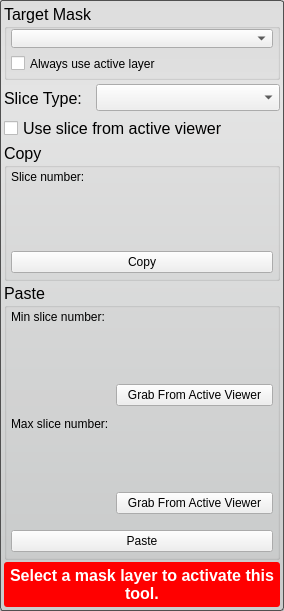
Old version of the form src/Interface/ToolInterface/ClipboardToolInterface.ui in the repository jessdtate/Seg3D.
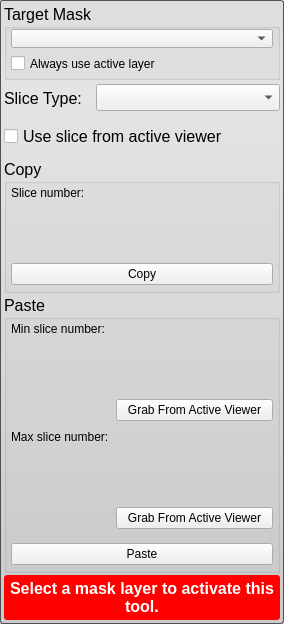
New version of the form. Custom widgets are drawn as their Qt base class.

The edit to the form file:
```diff
--- a/src/Interface/ToolInterface/ClipboardToolInterface.ui
+++ b/src/Interface/ToolInterface/ClipboardToolInterface.ui
@@ -7,7 +7,7 @@
     <x>0</x>
     <y>0</y>
     <width>284</width>
-    <height>600</height>
+    <height>624</height>
    </rect>
   </property>
   <property name="font">
@@ -159,6 +159,9 @@
       <string>Copy</string>
      </property>
      <layout class="QVBoxLayout" name="verticalLayout_5">
+      <property name="spacing">
+       <number>4</number>
+      </property>
       <property name="leftMargin">
        <number>4</number>
       </property>
@@ -169,6 +172,15 @@
        <number>4</number>
       </property>
       <property name="bottomMargin">
+       <number>0</number>
+      </property>
+      <item>
+       <widget class="QWidget" name="choose_slice_widget_" native="true">
+        <layout class="QVBoxLayout" name="verticalLayout_3">
+         <property name="spacing">
+          <number>4</number>
+         </property>
+         <property name="margin">
        <number>0</number>
       </property>
       <item>
@@ -188,6 +200,9 @@
         </property>
        </widget>
       </item>
+        </layout>
+       </widget>
+      </item>
       <item>
        <widget class="QWidget" name="widget_3" native="true">
         <property name="minimumSize">
@@ -238,7 +253,7 @@
      </property>
      <layout class="QVBoxLayout" name="verticalLayout">
       <property name="spacing">
-       <number>6</number>
+       <number>4</number>
       </property>
       <property name="leftMargin">
        <number>4</number>
```
Left out of the diff: 19 changed lines with no effect on the pictures. Lines whose indentation alone changed are shown as unchanged.
